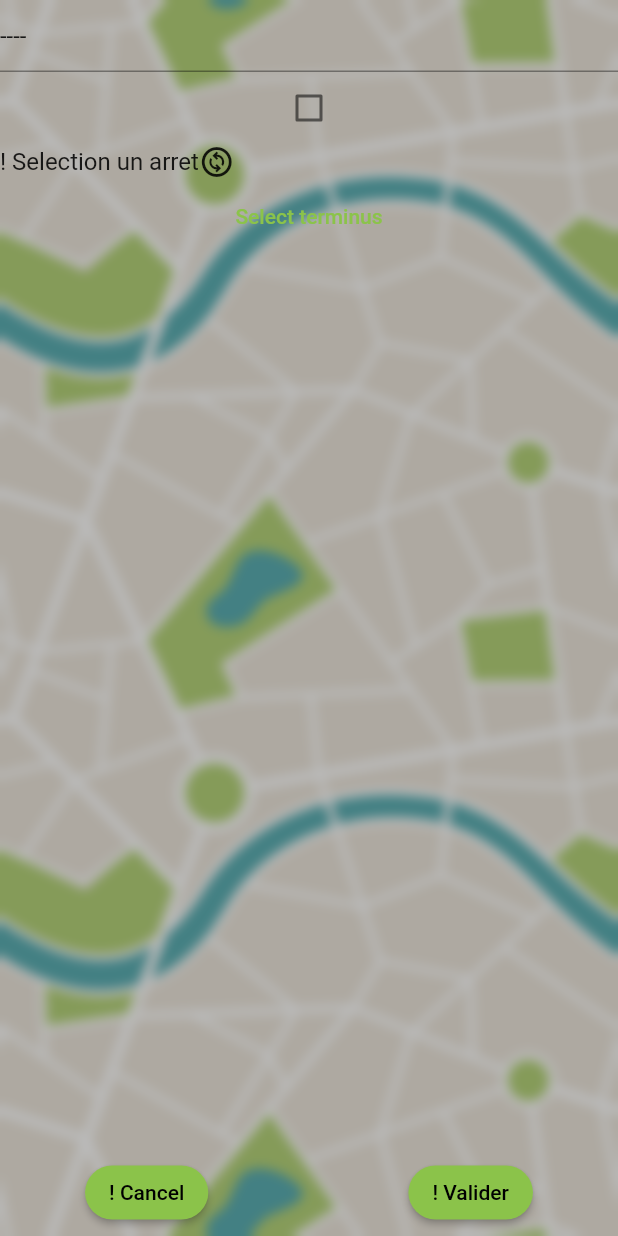
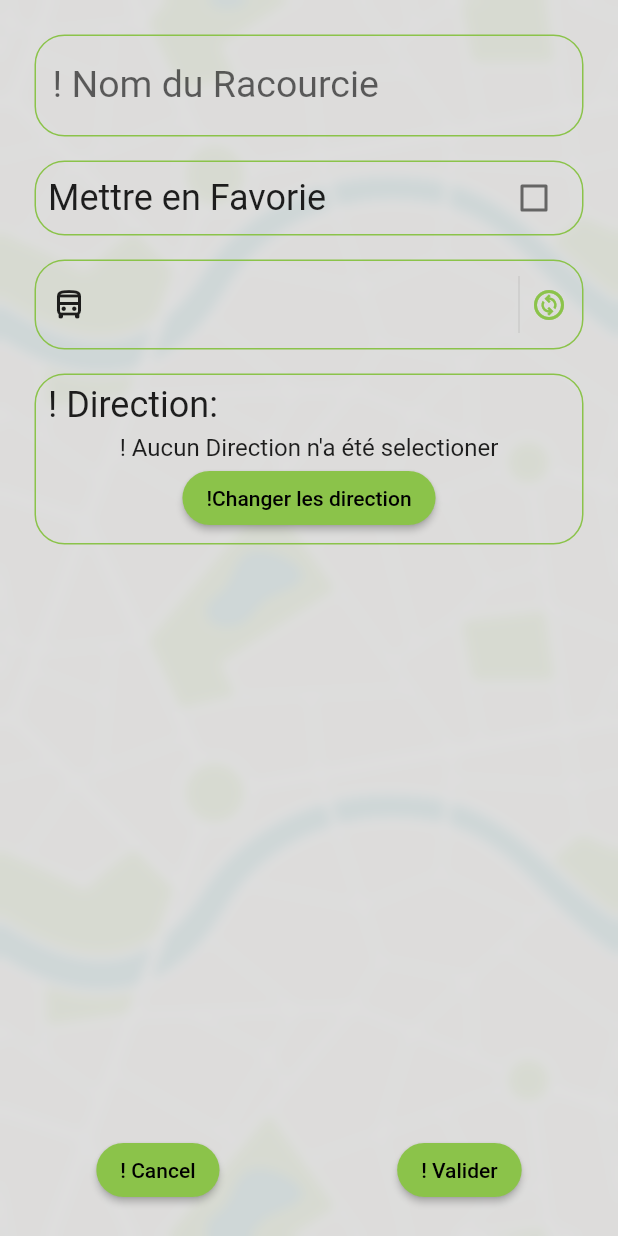
Before and after one commit to Bubulleux/better-bus-v2, a Flutter app: the screen it shows after launch, after a tap on "New Shortcut", on a phone screen of 412 x 824 dp. Run offline on Flutter 3.47's test engine with Material 2 defaults, Android fonts, the phone set to English and light mode, and no system bars; our stand-ins replace location, shared_preferences; network calls fail.

Commit message:
Shortcut page editor

```diff
--- a/lib/main.dart
+++ b/lib/main.dart
@@ -1,3 +1,4 @@
+import 'package:better_bus_v2/views/common/decorations.dart';
 import 'package:flutter/material.dart';
 import 'package:better_bus_v2/views/home_page/home_page.dart';
 import 'package:flutter/services.dart';
@@ -20,20 +21,43 @@ class MyApp extends StatelessWidget {
       theme: ThemeData(
         primarySwatch: Colors.lightGreen,
         backgroundColor: const Color(0xdde4e4e4),
+
+
         textTheme: const TextTheme(
           bodyMedium: TextStyle(
             fontSize: 16,
           ),
-          bodySmall: TextStyle(
-            fontSize: 13
-          )
+          bodySmall: TextStyle(fontSize: 13),
         ),
+
+
         elevatedButtonTheme: ElevatedButtonThemeData(
           style: ElevatedButton.styleFrom(
             shape: RoundedRectangleBorder(
-              borderRadius: BorderRadius.circular(40)
-            )
-          )
+              borderRadius: BorderRadius.circular(40),
+            ),
+          ),
+        ),
+
+
+        inputDecorationTheme: InputDecorationTheme(
+          border: OutlineInputBorder(
+            borderRadius: CustomDecorations.borderRadius,
+          ),
+          enabledBorder: OutlineInputBorder(
+            borderRadius: CustomDecorations.borderRadius,
+            borderSide: BorderSide(
+              color: Colors.lightGreen.shade500,
+            ),
+          ),
+
+          focusedBorder: OutlineInputBorder(
+            borderRadius: CustomDecorations.borderRadius,
+            borderSide: BorderSide(color: Colors.lightGreen.shade400, width: 2),
+          ),
+          labelStyle: const TextStyle(
+            fontSize: 25,
+          ),
         ),
       ),
       home: const HomePage(),
--- a/lib/views/common/background.dart
+++ b/lib/views/common/background.dart
@@ -8,19 +8,27 @@ class Background extends StatelessWidget {
 
   @override
   Widget build(BuildContext context) {
-    return Container(
-      decoration: const BoxDecoration(
-          image: DecorationImage(
+    return Stack(
+      children: [
+        Container(
+          decoration: const BoxDecoration(
+            image: DecorationImage(
               image: AssetImage("assets/images/bg_map.jpg"),
               repeat: ImageRepeat.repeatY,
               fit: BoxFit.contain,
               colorFilter:
-                  ColorFilter.mode(Color(0xffbbbbbb), BlendMode.multiply))),
-      child: BackdropFilter(
-        filter: ImageFilter.blur(sigmaX: 4, sigmaY: 4),
-        child: child,
-      ),
-
+                  ColorFilter.mode(Color(0xffbbbbbb), BlendMode.multiply),
+            ),
+          ),
+        ),
+        BackdropFilter(
+          filter: ImageFilter.blur(sigmaX: 4, sigmaY: 4),
+          child: Material(
+            type: MaterialType.transparency,
+              child: child,
+          ),
+        ),
+      ],
     );
   }
 }
--- a/lib/views/common/decorations.dart
+++ b/lib/views/common/decorations.dart
@@ -0,0 +1,17 @@
+import 'package:flutter/material.dart';
+
+class CustomDecorations {
+  CustomDecorations.of(this.context);
+
+  BuildContext context;
+  ThemeData get theme => Theme.of(context);
+
+  BoxDecoration get boxOutlined => BoxDecoration(
+    border: Border.all(
+      color: theme.primaryColor,
+    ),
+    borderRadius: borderRadius,
+  );
+
+  static final BorderRadius borderRadius = BorderRadius.circular(20);
+}
--- /dev/null
+++ b/lib/views/common/fake_textfiel.dart
@@ -0,0 +1,55 @@
+import 'package:better_bus_v2/views/common/decorations.dart';
+import 'package:flutter/material.dart';
+
+class FakeTextField extends StatelessWidget {
+  const FakeTextField({
+    Key? key,
+    this.value,
+    this.hint,
+    this.icon,
+    this.prefixIcon,
+    required this.onPress,
+
+  }) : super(key: key);
+
+  final String? value;
+  final String? hint;
+  final IconData? icon;
+  final IconData? prefixIcon;
+  final VoidCallback onPress;
+
+  @override
+  Widget build(BuildContext context) {
+    return InkWell(
+      onTap: onPress,
+      borderRadius: CustomDecorations.borderRadius,
+      splashColor: Colors.black,
+      child: Container(
+        height: 60,
+        padding: const EdgeInsets.all(10),
+        child: Row(
+          children: [
+            prefixIcon != null ?
+                Icon(prefixIcon):
+                Container(),
+            Expanded(
+              child: Text(
+                value ?? hint ?? "",
+                style: Theme.of(context).textTheme.headline6,
+              ),
+            ),
+            icon != null ?
+            Row(
+              children: [
+                const VerticalDivider(),
+                Icon(icon, color: Theme.of(context).primaryColor,),
+              ],
+            ) :
+            Container(),
+          ],
+        ),
+        decoration: CustomDecorations.of(context).boxOutlined,
+      ),
+    );
+  }
+}
--- a/lib/views/home_page/home_page.dart
+++ b/lib/views/home_page/home_page.dart
@@ -7,6 +7,7 @@ import 'package:better_bus_v2/views/home_page/shortcut_section.dart';
 import 'package:better_bus_v2/views/stop_info/stop_info_page.dart';
 import 'package:flutter/material.dart';
 
+import '../common/fake_textfiel.dart';
 import '../search_page/search_page.dart';
 
 class HomePage extends StatefulWidget {
--- a/lib/views/stop_info/next_passage_view.dart
+++ b/lib/views/stop_info/next_passage_view.dart
@@ -37,7 +37,7 @@ class _NextPassagePageState extends State<NextPassagePage> with AutomaticKeepAli
     super.initState();
     if (widget.lines == null)
     {
-      seeAll == true;
+      seeAll = true;
     }
     seeAllAnimationController = AnimationController(vsync: this, duration: Duration(milliseconds: 200));
     seeAllBtnAnimation = CurvedAnimation(parent: seeAllAnimationController, curve: Curves.easeOut);
--- a/lib/views/terminus_selector/terminus_selector_page.dart
+++ b/lib/views/terminus_selector/terminus_selector_page.dart
@@ -114,7 +114,8 @@ class _TerminusSelectorPageState extends State<TerminusSelectorPage> {
                 children: [
                   ElevatedButton(onPressed: cancel, child: Text("! Anuler")),
                   ElevatedButton(
-                      onPressed: selectAll, child: Text("Tout selection")),
+                      onPressed: selectAll, child: Text(allIsSelected ? "! Tout déselectier" : "! Tout selection")
+                  ),
                   ElevatedButton(onPressed: validate, child: Text("Valider")),
                 ],
               )
--- a/lib/views/view_shortcut_editor/view_shortcut_editor_page.dart
+++ b/lib/views/view_shortcut_editor/view_shortcut_editor_page.dart
@@ -1,6 +1,8 @@
 import 'package:better_bus_v2/model/clean/bus_stop.dart';
 import 'package:better_bus_v2/model/clean/view_shortcut.dart';
 import 'package:better_bus_v2/views/common/background.dart';
+import 'package:better_bus_v2/views/common/decorations.dart';
+import 'package:better_bus_v2/views/common/fake_textfiel.dart';
 import 'package:better_bus_v2/views/common/line_widget.dart';
 import 'package:better_bus_v2/views/search_page/search_page.dart';
 import 'package:better_bus_v2/views/terminus_selector/terminus_selector_page.dart';
@@ -18,7 +20,7 @@ class ViewShortcutEditorPage extends StatefulWidget {
 }
 
 class _ViewShortcutEditorPageState extends State<ViewShortcutEditorPage> {
-  String shortcutName = "----";
+  String shortcutName = "";
   bool shortcutIsFavorite = false;
   BusStop? shortcutBusStop;
   List<BusLine> shortCutBusLines = [];
@@ -48,36 +50,92 @@ class _ViewShortcutEditorPageState extends State<ViewShortcutEditorPage> {
   @override
   Widget build(BuildContext context) {
     return Scaffold(
+      resizeToAvoidBottomInset: false,
       body: Background(
         child: SafeArea(
+          child: Container(
+            padding: EdgeInsets.all(15),
+            color: Theme.of(context).backgroundColor,
             child: Column(
               children: [
-              TextField(
+                Padding(
+                  padding: const EdgeInsets.all(8.0),
+                  child: TextField(
                     controller: textFieldNameController,
+                    style:Theme.of(context).textTheme.headline5,
+                    decoration:
+                        InputDecoration(labelText: "! Nom du Racourcie"),
                   ),
+                ),
+                Padding(
+                  padding: const EdgeInsets.all(8.0),
+                  child: Container(
+                    decoration: CustomDecorations.of(context).boxOutlined,
+                    padding: EdgeInsets.symmetric(horizontal: 8),
+                    child: Row(
+                      children: [
+                        Text(
+                          "Mettre en Favorie",
+                          style: Theme.of(context).textTheme.headline5,
+                        ),
+                        Spacer(),
                         Checkbox(
                           value: shortcutIsFavorite,
                           onChanged: (value) {
                             setState(() => shortcutIsFavorite = value!);
-                  }),
-              GestureDetector(
-                onTap: changeBusStop,
-                child: Container(
-                  child: Row(
-                    children: [
-                      Text(shortcutBusStop != null
-                          ? shortcutBusStop!.name
-                          : "! Selection un arret"),
-                      const Icon(Icons.change_circle_outlined),
+                          },
+                        ),
                       ],
                     ),
                   ),
                 ),
-              TextButton(
-                  onPressed: selectTerminus, child: Text("Select terminus")),
+                Padding(
+                  padding: const EdgeInsets.all(8.0),
+                  child: FakeTextField(
+                    onPress: changeBusStop,
+                    value: shortcutBusStop?.name,
+                    prefixIcon: Icons.directions_bus_outlined,
+                    icon: Icons.change_circle_outlined,
+                  ),
+                ),
+                Padding(
+                  padding: const EdgeInsets.all(8.0),
+                  child: Container(
+                    decoration: CustomDecorations.of(context).boxOutlined,
+                    width: double.infinity,
+                    padding: EdgeInsets.symmetric(horizontal: 8, vertical: 6),
+                    child: Column(
+                      crossAxisAlignment: CrossAxisAlignment.start,
+                      children: [
+                        Text(
+                          "! Direction: ",
+                          style: Theme.of(context).textTheme.headline5,
+                        ),
+                        const SizedBox(
+                          height: 5,
+                        ),
+                        if (shortCutBusLines.isNotEmpty)
                           Wrap(
-                children:
-                    shortCutBusLines.map((e) => LineWidget(e, 30)).toList(),
+                            runAlignment: WrapAlignment.start,
+                            spacing: 5,
+                            runSpacing: 5,
+                            children: shortCutBusLines
+                                .map((e) => LineWidget(e, 40))
+                                .toList(),
+                          )
+                        else
+                          const Center(child: Text("! Aucun Direction n'a été selectioner"))
+                        ,
+                        const VerticalDivider(),
+                        Center(
+                          child: ElevatedButton(
+                            onPressed: selectTerminus,
+                            child: Text("!Changer les direction"),
+                          ),
+                        )
+                      ],
+                    ),
+                  ),
                 ),
                 const Spacer(),
                 Padding(
@@ -89,7 +147,9 @@ class _ViewShortcutEditorPageState extends State<ViewShortcutEditorPage> {
                         onPressed: cancel,
                         child: const Text("! Cancel"),
                       ),
-                    SizedBox(width: 20,),
+                      SizedBox(
+                        width: 20,
+                      ),
                       ElevatedButton(
                         onPressed: valid,
                         child: const Text("! Valider"),
@@ -98,6 +158,7 @@ class _ViewShortcutEditorPageState extends State<ViewShortcutEditorPage> {
                   ),
                 )
               ],
+            ),
           ),
         ),
       ),
@@ -140,32 +201,30 @@ class _ViewShortcutEditorPageState extends State<ViewShortcutEditorPage> {
     });
   }
 
-  String? checkError(){
+  String? checkError() {
     if (shortcutName == "") {
       return "! Donner un nom a votre raccourcie";
     } else if (shortcutBusStop == null) {
       return "! Aucun arret de bus n'a été selectioner";
-    } else if (shortCutBusLines.isEmpty){
+    } else if (shortCutBusLines.isEmpty) {
       return "! Acune Line n'a été sélectioner";
     }
-
   }
 
   void valid() {
     String? error = checkError();
     if (error != null) {
       ScaffoldMessenger.of(context).showSnackBar(SnackBar(
-        content: Row(
-          children: [
-            Icon(Icons.error_outline),
-            Text(error)
-          ],
+        content: Text(error),
         ),
-      ));
+      );
       return;
     }
 
-    Navigator.pop(context, ViewShortcut(shortcutName, shortcutIsFavorite, shortcutBusStop!, shortCutBusLines));
+    Navigator.pop(
+        context,
+        ViewShortcut(shortcutName, shortcutIsFavorite, shortcutBusStop!,
+            shortCutBusLines));
   }
 
   void cancel() {
```
Also changed, not shown: lib/views/common/line_widget.dart (+7 -3 lines), lib/views/home_page/shortcut_section.dart (+23 -11 lines), lib/views/stop_info/stop_info_page.dart (+7 -20 lines). Lines whose indentation alone changed are shown as unchanged.
